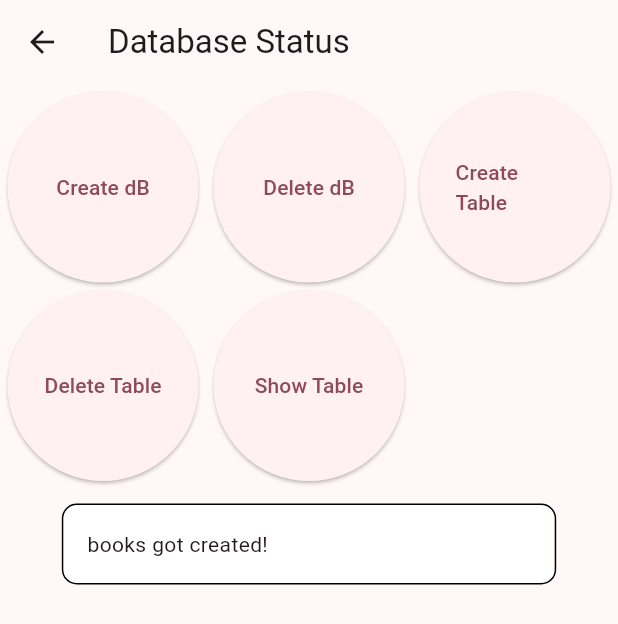
After one commit to jenn-jk/booksTracker, a Flutter app: the DB screen opened by its route, after a tap on "Delete dB", after a tap on "Create Table", on a phone screen of 412 x 824 dp. The commit adds this screen. Shown: the top 624 px of the screen. Run offline on Flutter 3.47's test engine with Material 3 defaults, Android fonts, the phone set to English and light mode, and no system bars; our stand-ins replace sqflite; accounts and stored records are empty.

Commit message:
created db control panel

```diff
--- a/lib/database/database_helper.dart
+++ b/lib/database/database_helper.dart
@@ -1,4 +1,3 @@
-import 'package:books_tracker/main.dart';
 import 'package:books_tracker/models/book.dart';
 import 'package:path/path.dart';
 import 'package:sqflite/sqflite.dart';
@@ -22,16 +21,19 @@ class DatabaseHelper {
     return _database!;
   }
 
-  _initDatabase() async {
+  Future<Database> _initDatabase() async {
     String path = join(await getDatabasesPath(), _databaseName);
-    openDatabase(
+    return await openDatabase(
       path,
       version: _databaseVersion,
-      onCreate: (db, version) => _onCreate,
+      onCreate: (db, version) => print("Database created successfully at $path")
     );
   }
 
-  Future _onCreate(Database db, int version) async {
+
+
+  Future<void> createTable(Function(String) onStatus) async {
+    Database db = await instance.database;
     await db.execute('''
         CREATE TABLE $_tableName (
         id TEXT PRIMARY KEY,
@@ -49,7 +51,34 @@ class DatabaseHelper {
         infoLink TEXT
       )
     ''');
+    onStatus("$_tableName got created!");
   }
+
+  Future<void> deleteTable(Function(String) onStatus) async {
+    Database db = await instance.database;
+    await db.execute('DROP TABLE IF EXISTS books');
+    onStatus("$_tableName got deleted!");
+  }
+
+  // Future _onCreate(Database db, int version) async {
+  //     await db.execute('''
+  //       CREATE TABLE $_tableName (
+  //       id TEXT PRIMARY KEY,
+  //       title TEXT NOT NULL,
+  //       authors TEXT NOT NULL,
+  //       favorite INTEGER DEFAULT 0,
+  //       publisher TEXT,
+  //       publishedDate TEXT,
+  //       description TEXT,
+  //       industryIdentifiers TEXT,
+  //       pageCount INTEGER,
+  //       language TEXT,
+  //       imageLinks TEXT,
+  //       previewLink TEXT,
+  //       infoLink TEXT
+  //     )
+  //   ''');
+  // }
 
   Future<int> insert(Book book) async {
     Database db = await instance.database;
@@ -59,7 +88,21 @@ class DatabaseHelper {
   Future<List<Book>> readAll() async {
     Database db = await instance.database;
     var books = await db.query(_tableName);
-    return books.isNotEmpty ? books.map((bookData)
-    => Book.fromJson(bookData)).toList() : [];
+    return books.isNotEmpty
+        ? books.map((bookData) => Book.fromJson(bookData)).toList()
+        : [];
+  }
+
+  Future<void> showTable(Function(String) onStatus) async {
+    Database db = await instance.database;
+    var result = await db.rawQuery(''' SELECT COUNT(*) FROM $_tableName; ''');
+    onStatus(result.toString());
+  }
+
+  Future<void> deleteDb(Function(String) onStatus) async {
+    String path = join(await getDatabasesPath(), _databaseName);
+    await deleteDatabase(path);
+    _database = null;
+    onStatus("Database deleted!");
   }
 }
--- a/lib/main.dart
+++ b/lib/main.dart
@@ -1,4 +1,5 @@
 import 'package:books_tracker/pages/book_details.dart';
+import 'package:books_tracker/pages/db.dart';
 import 'package:books_tracker/pages/favorites_page.dart';
 import 'package:books_tracker/pages/home_page.dart';
 import 'package:books_tracker/pages/saved_page.dart';
@@ -26,6 +27,7 @@ class MyApp extends StatelessWidget {
         "/saved": ((context) => SavedPage()),
         "/favorites": ((context) => FavoritesPage()),
         "/bookdetails": ((context) => BookDetails()),
+        "/database": ((context) => DB())
       },
       home: const MyHome(),
     );
@@ -42,7 +44,7 @@ class MyHome extends StatefulWidget {
 class _MyHomeState extends State<MyHome> {
   int _currentSelectedItem = 0;
 
-  final List<Widget> _pages = [HomePage(), SavedPage(), FavoritesPage()];
+  final List<Widget> _pages = [HomePage(), SavedPage(), FavoritesPage(), DB()];
   @override
   Widget build(BuildContext context) {
     return Scaffold(
@@ -61,8 +63,9 @@ class _MyHomeState extends State<MyHome> {
             icon: Icon(Icons.favorite),
             label: "Favorites",
           ),
+          BottomNavigationBarItem(icon: Icon(Icons.cyclone), label: "Database"),
         ],
-        selectedItemColor: Theme.of(context).colorScheme.onPrimary,
+        selectedItemColor: Theme.of(context).colorScheme.primary,
         unselectedItemColor: Theme.of(context).colorScheme.onSurface,
         onTap: (value) => {
           setState(() {
--- /dev/null
+++ b/lib/pages/db.dart
@@ -0,0 +1,92 @@
+import 'package:books_tracker/database/database_helper.dart';
+import 'package:flutter/material.dart';
+import 'package:sqflite/sqflite.dart';
+
+class DB extends StatefulWidget {
+  const DB({super.key});
+
+  @override
+  State<DB> createState() => _DBState();
+}
+
+class _DBState extends State<DB> {
+  String _currStatus = "";
+
+  void onStatus(String msg) {
+    setState(() {
+      _currStatus = msg;
+    });
+  }
+
+  @override
+  Widget build(BuildContext context) {
+    return Scaffold(
+      appBar: AppBar(title: Text("Database Status")),
+      body: Column(
+        children: [
+          GridView.count(
+            crossAxisCount: 3, // 3 buttons per row
+            shrinkWrap: true,
+            crossAxisSpacing: 10,
+            mainAxisSpacing: 5,
+            padding: EdgeInsets.all(5),
+            children: [
+              ElevatedButton(
+                onPressed: () async {
+                  var db = DatabaseHelper.instance;
+                },
+                child: Text("Create dB"),
+              ),
+              ElevatedButton(
+                onPressed: () async {
+                  var db = DatabaseHelper.instance;
+                  await db.deleteDb(onStatus);
+                },
+                child: Text("Delete dB"),
+              ),
+
+              ElevatedButton(
+                onPressed: () async {
+                  var db = DatabaseHelper.instance;
+                  await db.createTable(onStatus);
+                },
+                child: Text("Create Table"),
+              ),
+
+              ElevatedButton(
+                onPressed: () async {
+                  var db = DatabaseHelper.instance;
+                  await db.deleteTable(onStatus);
+                },
+                child: Text("Delete Table"),
+              ),
+
+              ElevatedButton(
+                onPressed: () async {
+                  var db = DatabaseHelper.instance;
+                  await db.showTable(onStatus);
+                },
+                child: Text("Show Table"),
+              ),
+            ],
+          ),
+
+          SizedBox(height: 10),
+
+          Center(
+            child: Container(
+              padding: const EdgeInsets.all(16),
+              width: MediaQuery.of(context).size.width * 0.8,
+              decoration: BoxDecoration(
+                border: Border.all(),
+                borderRadius: BorderRadius.all(Radius.circular(10)),
+                color: Theme.of(context).colorScheme.onSecondary,
+              ),
+              child: Text(_currStatus),
+            ),
+          ),
+        ],
+      ),
+    );
+  }
+}
```
Also changed, not shown: lib/pages/book_details.dart (+23 -2 lines), 3 other files.
